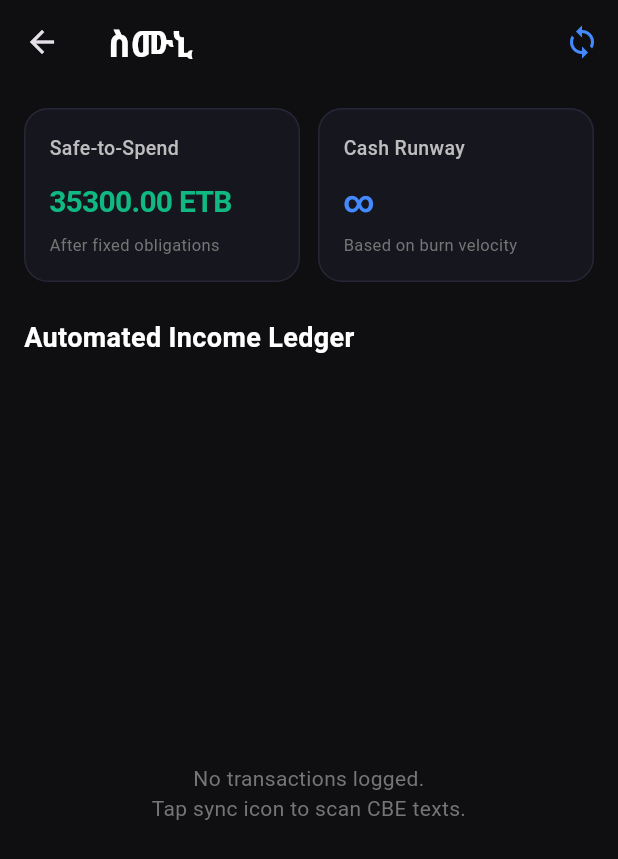
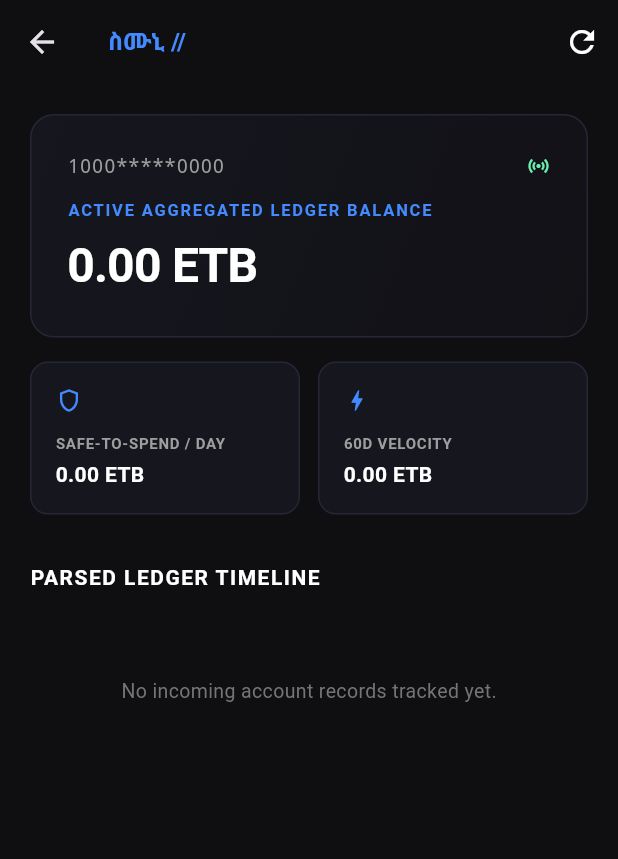
Before and after one commit to Joel-Dag/simuni_app, a Flutter app: the DashboardScreen screen opened directly, on a phone screen of 412 x 824 dp. Shown: the top 859 px of the screen. Run offline on Flutter 3.47's test engine with Material 3 defaults, Android fonts, the phone set to English and light mode, and no system bars; our stand-ins replace flutter_secure_storage, permission_handler, sqflite; missing offline and left inert: flutter_sms_inbox; accounts and stored records are empty; network calls fail.

Commit message:
Refactor analytics and database handling; enhance SMS sync functionality and update dependencies

```diff
--- a/lib/analytics_engine.dart
+++ b/lib/analytics_engine.dart
@@ -1,70 +1,31 @@
 // lib/analytics_engine.dart
-
-import 'transaction_model.dart';
+import 'database_helper.dart';
 
 class AnalyticsEngine {
-  /// Computes the true financial boundary by clearing upcoming liabilities.
-  /// Equation: Safe-to-Spend = Current Balance - Upcoming Committed Expenses
-  static double calculateSafeToSpend({
-    required double currentRawBankBalance,
-    required List<Map<String, dynamic>> upcomingFixedExpenses,
-  }) {
-    double totalCommittedObligations = 0.0;
+  final DatabaseHelper _dbHelper = DatabaseHelper();
 
-    for (var expense in upcomingFixedExpenses) {
-      totalCommittedObligations += (expense['amount'] as num).toDouble();
-    }
+  Future<Map<String, double>> calculateLiveMetrics() async {
+    final transactions = await _dbHelper.fetchTransactions();
 
-    final safeZone = currentRawBankBalance - totalCommittedObligations;
-    return safeZone < 0 ? 0.0 : safeZone;
-  }
+    double totalDeposited = 0.0;
+    double currentMonthVolume = 0.0;
+    final now = DateTime.now();
 
-  /// Evaluates historical consumption patterns to estimate operational cash durability.
-  /// Equation: Runway Days = Current Balance / (Total Past 30 Days Outflows / 30)
-  static int calculateCashRunwayDays({
-    required double currentLiquidCash,
-    required double totalOutflowsPastMonth,
-  }) {
-    // If there is zero outbound activity logged, the runway duration is mathematically infinite
-    if (totalOutflowsPastMonth <= 0) return 999;
-
-    final double dailyBurnRate = totalOutflowsPastMonth / 30.0;
-    final int remainingDays = (currentLiquidCash / dailyBurnRate).floor();
-
-    return remainingDays > 999 ? 999 : remainingDays;
-  }
-
-  /// Automated matching helper to identify potential debt payouts.
-  /// Checks if an incoming sender identity closely matches an outstanding debtor account name.
-  static List<Map<String, dynamic>> matchIncomingDepositsToDebtors({
-    required List<TransactionModel> unlinkedDeposits,
-    required List<Map<String, dynamic>> activeDebtors,
-  }) {
-    List<Map<String, dynamic>> automatedSuggestions = [];
-
-    for (var deposit in unlinkedDeposits) {
-      final String parsedName = deposit.depositorName.toUpperCase().trim();
-
-      for (var debtor in activeDebtors) {
-        final String targetClientName = (debtor['client_name'] as String).toUpperCase().trim();
-        final double outstandingBalance = (debtor['total_debt'] as num).toDouble();
-
-        // Direct matching optimization flag: exact hit or matching transactional volume
-        if (parsedName.contains(targetClientName) ||
-            targetClientName.contains(parsedName) ||
-            (deposit.amount == outstandingBalance && parsedName != 'UNKNOWN')) {
-
-          automatedSuggestions.add({
-            'transaction_reference': deposit.referenceNumber,
-            'debtor_id': debtor['id'],
-            'client_name': debtor['client_name'],
-            'amount': deposit.amount,
-            'confidence_match': parsedName == targetClientName ? 'HIGH' : 'MEDIUM',
-          });
-        }
+    for (var tx in transactions) {
+      totalDeposited += tx.amount;
+      if (tx.transactionDate.month == now.month && tx.transactionDate.year == now.year) {
+        currentMonthVolume += tx.amount;
       }
     }
 
-    return automatedSuggestions;
+    final daysInMonth = DateTime(now.year, now.month + 1, 0).day;
+    final daysLeft = daysInMonth - now.day + 1;
+    double safeToSpendDaily = totalDeposited > 0 ? (totalDeposited / (daysLeft > 0 ? daysLeft : 1)) : 0.0;
+
+    return {
+      'realBalance': totalDeposited,
+      'monthlyVelocity': currentMonthVolume,
+      'safeToSpendDaily': safeToSpendDaily,
+    };
   }
 }
--- a/lib/dashboard_screen.dart
+++ b/lib/dashboard_screen.dart
@@ -1,10 +1,10 @@
 // lib/dashboard_screen.dart
-
 import 'package:flutter/material.dart';
+import 'secure_storage_service.dart';
+import 'analytics_engine.dart';
 import 'database_helper.dart';
+import 'transaction_model.dart';
 import 'sms_sync_service.dart';
-import 'analytics_engine.dart';
-import 'transaction_model.dart';
 
 class DashboardScreen extends StatefulWidget {
   const DashboardScreen({super.key});
@@ -14,176 +14,172 @@ class DashboardScreen extends StatefulWidget {
 }
 
 class _DashboardScreenState extends State<DashboardScreen> {
-  final SmsSyncService _syncService = SmsSyncService();
-  final DatabaseHelper _dbHelper = DatabaseHelper.instance;
+  final _storage = SecureStorageService();
+  final _analytics = AnalyticsEngine();
+  final _dbHelper = DatabaseHelper();
+  final _smsSync = SmsSyncService();
 
+  String _accountMask = "Loading...";
+  String _accountNickname = "Account";
+  double _realBalance = 0.0;
+  double _monthlyVelocity = 0.0;
+  double _safeToSpend = 0.0;
+  List<TransactionModel> _historyList = [];
   bool _isSyncing = false;
-  final double _bankBalance = 45000.00; // Simulated active account balance baseline
-  List<TransactionModel> _transactions = [];
-  double _safeToSpend = 0.0;
-  int _runwayDays = 0;
 
   @override
   void initState() {
     super.initState();
-    _loadDashboardData();
+    _loadDeviceStateData();
   }
 
-  Future<void> _loadDashboardData() async {
-    final ledger = await _dbHelper.getAllTransactions();
-    final pastMonthOutflows = await _dbHelper.getThirtyDayVelocity();
-
-    // Simulated upcoming fixed expense liabilities (e.g., Rent, Wifi)
-    List<Map<String, dynamic>> mockExpenses = [
-      {'title': 'Rent Due', 'amount': 8500.00},
-      {'title': 'Internet Package', 'amount': 1200.00},
-    ];
-
-    final computedSafe = AnalyticsEngine.calculateSafeToSpend(
-      currentRawBankBalance: _bankBalance,
-      upcomingFixedExpenses: mockExpenses,
-    );
-
-    final computedRunway = AnalyticsEngine.calculateCashRunwayDays(
-      currentLiquidCash: _bankBalance,
-      totalOutflowsPastMonth: pastMonthOutflows,
-    );
+  Future<void> _loadDeviceStateData() async {
+    final mask = await _storage.getAccountMask() ?? "1000*****0000";
+    final nickname = await _storage.getAccountNickname() ?? "Primary Ledger";
+    final metrics = await _analytics.calculateLiveMetrics();
+    final txHistory = await _dbHelper.fetchTransactions();
 
     setState(() {
-      _transactions = ledger;
-      _safeToSpend = computedSafe;
-      _runwayDays = computedRunway;
+      _accountMask = mask;
+      _accountNickname = nickname;
+      _realBalance = metrics['realBalance'] ?? 0.0;
+      _monthlyVelocity = metrics['monthlyVelocity'] ?? 0.0;
+      _safeToSpend = metrics['safeToSpendDaily'] ?? 0.0;
+      _historyList = txHistory;
     });
   }
 
-  Future<void> _triggerSmsSync() async {
+  Future<void> _triggerManualDeltaSync() async {
+    if (_isSyncing) return;
     setState(() => _isSyncing = true);
 
-    // Fire Stage 4's hardware reader catch-up sync sequence
-    await _syncService.syncMissedTransactions();
-    await _loadDashboardData();
+    await _smsSync.syncSmsInbox();
+    await _loadDeviceStateData();
 
-    if (!mounted) return;
     setState(() => _isSyncing = false);
-
-    ScaffoldMessenger.of(context).showSnackBar(
-      const SnackBar(
-        content: Text('ስሙኒ Ledger Sync Complete.'),
-        backgroundColor: Colors.blueAccent,
-      ),
-    );
   }
 
   @override
   Widget build(BuildContext context) {
     return Scaffold(
-      backgroundColor: const Color(0xFF0F0F12), // Premium Obsidian Dark Base
+      backgroundColor: const Color(0xFF0F0F12),
       appBar: AppBar(
         backgroundColor: const Color(0xFF0F0F12),
         elevation: 0,
-        title: const Text(
-          "ስሙኒ",
-          style: TextStyle(color: Colors.white, fontSize: 24, fontWeight: FontWeight.bold),
-        ),
+        title: Text("ስሙኒ // $_accountNickname", style: const TextStyle(fontSize: 16, color: Colors.blueAccent, fontWeight: FontWeight.bold)),
         actions: [
           IconButton(
+            onPressed: _triggerManualDeltaSync,
             icon: _isSyncing
-              ? const SizedBox(width: 20, height: 20, child: CircularProgressIndicator(strokeWidth: 2, color: Colors.blueAccent))
-              : const Icon(Icons.sync, color: Colors.blueAccent),
-            onPressed: _isSyncing ? null : _triggerSmsSync,
+              ? const SizedBox(width: 18, height: 18, child: CircularProgressIndicator(strokeWidth: 2, color: Colors.blueAccent))
+              : const Icon(Icons.refresh, color: Colors.white),
           ),
         ],
       ),
       body: RefreshIndicator(
-        onRefresh: _loadDashboardData,
+        onRefresh: _loadDeviceStateData,
         color: Colors.blueAccent,
-        child: Padding(
-          padding: const EdgeInsets.all(16.0),
+        backgroundColor: const Color(0xFF16161F),
+        child: SingleChildScrollView(
+          physics: const AlwaysScrollableScrollPhysics(),
+          padding: const EdgeInsets.all(20.0),
           child: Column(
             crossAxisAlignment: CrossAxisAlignment.start,
             children: [
-              // ─── ANALYTICS INFRASTRUCTURE MODULE CARDS ───
+              Container(
+                width: double.infinity,
+                padding: const EdgeInsets.all(24),
+                decoration: BoxDecoration(
+                  gradient: const LinearGradient(
+                    colors: [Color(0xFF16161F), Color(0xFF111116)],
+                    begin: Alignment.topLeft,
+                    end: Alignment.bottomRight,
+                  ),
+                  borderRadius: BorderRadius.circular(16),
+                  border: Border.all(color: const Color(0xFF262636)),
+                ),
+                child: Column(
+                  crossAxisAlignment: CrossAxisAlignment.start,
+                  children: [
+                    Row(
+                      mainAxisAlignment: MainAxisAlignment.spaceBetween,
+                      children: [
+                        Text(_accountMask, style: TextStyle(color: Colors.grey[500], fontSize: 13, fontFamily: 'monospace')),
+                        const Icon(Icons.sensors, color: Colors.greenAccent, size: 16),
+                      ],
+                    ),
+                    const SizedBox(height: 12),
+                    const Text("ACTIVE AGGREGATED LEDGER BALANCE", style: TextStyle(color: Colors.blueAccent, fontSize: 11, fontWeight: FontWeight.bold, letterSpacing: 1.2)),
+                    const SizedBox(height: 6),
+                    Text(
+                      "${_realBalance.toStringAsFixed(2)} ETB",
+                      style: const TextStyle(color: Colors.white, fontSize: 32, fontWeight: FontWeight.bold, letterSpacing: -0.5)
+                    ),
+                  ],
+                ),
+              ),
+              const SizedBox(height: 16),
               Row(
                 children: [
                   Expanded(
-                    child: _buildMetricCard(
-                      title: "Safe-to-Spend",
-                      value: "${_safeToSpend.toStringAsFixed(2)} ETB",
-                      subtitle: "After fixed obligations",
-                      accentColor: const Color(0xFF10B981), // Emerald
-                    ),
+                    child: _buildTelemetryNode("SAFE-TO-SPEND / DAY", "${_safeToSpend.toStringAsFixed(2)} ETB", Icons.shield_outlined),
                   ),
                   const SizedBox(width: 12),
                   Expanded(
-                    child: _buildMetricCard(
-                      title: "Cash Runway",
-                      value: _runwayDays == 999 ? "∞" : "$_runwayDays Days",
-                      subtitle: "Based on burn velocity",
-                      accentColor: Colors.blueAccent,
-                    ),
+                    child: _buildTelemetryNode("60D VELOCITY", "${_monthlyVelocity.toStringAsFixed(2)} ETB", Icons.bolt),
                   ),
                 ],
               ),
-              const SizedBox(height: 24),
-              const Text(
-                "Automated Income Ledger",
-                style: TextStyle(color: Colors.white, fontSize: 18, fontWeight: FontWeight.bold),
-              ),
-              const SizedBox(height: 12),
-
-              // ─── TRANSACTIONS LOG VIEW ───
-              Expanded(
-                child: _transactions.isEmpty
-                    ? Center(
-                        child: Text(
-                          "No transactions logged.\nTap sync icon to scan CBE texts.",
-                          textAlign: TextAlign.center,
-                          style: TextStyle(color: Colors.grey[600], fontSize: 14, height: 1.4),
+              const SizedBox(height: 32),
+              const Text("PARSED LEDGER TIMELINE", style: TextStyle(color: Colors.white, fontSize: 14, fontWeight: FontWeight.bold, letterSpacing: 1)),
+              const SizedBox(height: 16),
+              if (_historyList.isEmpty)
+                Center(
+                  child: Padding(
+                    padding: const EdgeInsets.symmetric(vertical: 40.0),
+                    child: Text("No incoming account records tracked yet.", style: TextStyle(color: Colors.grey[600], fontSize: 13)),
                   ),
                 )
-                    : ListView.separated(
-                        itemCount: _transactions.length,
-                        separatorBuilder: (context, index) => const Divider(color: Color(0xFF1F1F2E)),
+              else
+                ListView.separated(
+                  shrinkWrap: true,
+                  physics: const NeverScrollableScrollPhysics(),
+                  itemCount: _historyList.length,
+                    separatorBuilder: (context, index) => const SizedBox(height: 10),
                   itemBuilder: (context, index) {
-                          final tx = _transactions[index];
-                          return ListTile(
-                            contentPadding: EdgeInsets.zero,
-                            leading: Container(
-                              padding: const EdgeInsets.all(10),
+                    final tx = _historyList[index];
+                    return Container(
+                      padding: const EdgeInsets.symmetric(horizontal: 16, vertical: 14),
                       decoration: BoxDecoration(
                         color: const Color(0xFF16161F),
-                                borderRadius: BorderRadius.circular(10),
+                        borderRadius: BorderRadius.circular(12),
+                        border: Border.all(color: const Color(0xFF1E1E2A)),
                       ),
-                              child: const Icon(Icons.arrow_downward, color: Color(0xFF10B981)),
+                      child: Row(
+                        mainAxisAlignment: MainAxisAlignment.spaceBetween,
+                        children: [
+                          Expanded(
+                            child: Column(
+                              crossAxisAlignment: CrossAxisAlignment.start,
+                              children: [
+                                Text(tx.depositorName, style: const TextStyle(color: Colors.white, fontSize: 14, fontWeight: FontWeight.bold), overflow: TextOverflow.ellipsis),
+                                const SizedBox(height: 4),
+                                Text(tx.referenceNumber, style: TextStyle(color: Colors.grey[600], fontSize: 11, fontFamily: 'monospace')),
+                              ],
                             ),
-                            title: Text(
-                              tx.depositorName,
-                              maxLines: 1,
-                              overflow: TextOverflow.ellipsis,
-                              style: const TextStyle(color: Colors.white, fontWeight: FontWeight.w600, fontSize: 15),
                           ),
-                            subtitle: Text(
-                              tx.referenceNumber,
-                              style: TextStyle(color: Colors.grey[500], fontSize: 12),
-                            ),
-                            trailing: Column(
-                              mainAxisAlignment: MainAxisAlignment.center,
+                          Column(
                             crossAxisAlignment: CrossAxisAlignment.end,
                             children: [
-                                Text(
-                                  "+${tx.amount.toStringAsFixed(2)}",
-                                  style: const TextStyle(color: Color(0xFF10B981), fontWeight: FontWeight.bold, fontSize: 15),
-                                ),
+                              Text("+${tx.amount.toStringAsFixed(2)} ETB", style: const TextStyle(color: Colors.greenAccent, fontSize: 14, fontWeight: FontWeight.bold)),
                               const SizedBox(height: 4),
-                                Text(
-                                  "${tx.transactionDate.day}/${tx.transactionDate.month}",
-                                  style: TextStyle(color: Colors.grey[600], fontSize: 11),
+                              Text("${tx.transactionDate.day}/${tx.transactionDate.month}", style: TextStyle(color: Colors.grey[600], fontSize: 11)),
+                            ],
                           ),
                         ],
                       ),
                     );
                   },
-                      ),
                 ),
             ],
           ),
@@ -192,27 +188,22 @@ class _DashboardScreenState extends State<DashboardScreen> {
     );
   }
 
-  Widget _buildMetricCard({
-    required String title,
-    required String value,
-    required String subtitle,
-    required Color accentColor,
-  }) {
+  Widget _buildTelemetryNode(String title, String val, IconData icon) {
     return Container(
       padding: const EdgeInsets.all(16),
       decoration: BoxDecoration(
         color: const Color(0xFF16161F),
-        borderRadius: BorderRadius.circular(16),
+        borderRadius: BorderRadius.circular(12),
         border: Border.all(color: const Color(0xFF262636)),
       ),
       child: Column(
         crossAxisAlignment: CrossAxisAlignment.start,
         children: [
-          Text(title, style: TextStyle(color: Colors.grey[400], fontSize: 13, fontWeight: FontWeight.w500)),
+          Icon(icon, color: Colors.blueAccent, size: 18),
           const SizedBox(height: 12),
-          Text(value, style: TextStyle(color: accentColor, fontSize: 20, fontWeight: FontWeight.bold, letterSpacing: -0.5)),
-          const SizedBox(height: 6),
-          Text(subtitle, style: TextStyle(color: Colors.grey[600], fontSize: 11)),
+          Text(title, style: TextStyle(color: Colors.grey[500], fontSize: 10, fontWeight: FontWeight.bold, letterSpacing: 0.5)),
+          const SizedBox(height: 4),
+          Text(val, style: const TextStyle(color: Colors.white, fontSize: 14, fontWeight: FontWeight.bold), overflow: TextOverflow.ellipsis),
         ],
       ),
     );
--- a/pubspec.yaml
+++ b/pubspec.yaml
@@ -14,6 +14,7 @@ dependencies:
   sqflite: ^2.3.0                  # SQLite local storage engine
   path: ^1.9.0
   flutter_sms_inbox: ^1.0.5                     # Simplifies database routing paths
+  permission_handler: ^10.4.0
   cupertino_icons: ^1.0.8
 
 dev_dependencies:
```
Also changed, not shown: lib/api_key_screen.dart (+8 -29 lines), lib/database_helper.dart (+24 -69 lines), lib/gemini_parser_service.dart (+19 -57 lines), lib/secure_storage_service.dart (+13 -34 lines), lib/sms_sync_service.dart (+32 -49 lines), lib/transaction_model.dart (+19 -26 lines), pubspec.lock. Lines whose indentation alone changed are shown as unchanged.
